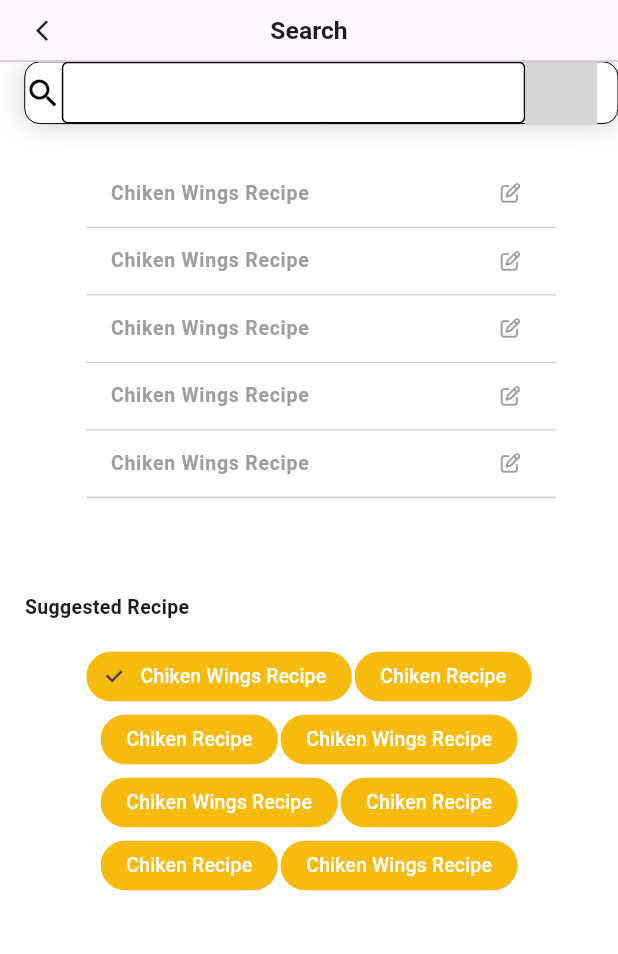
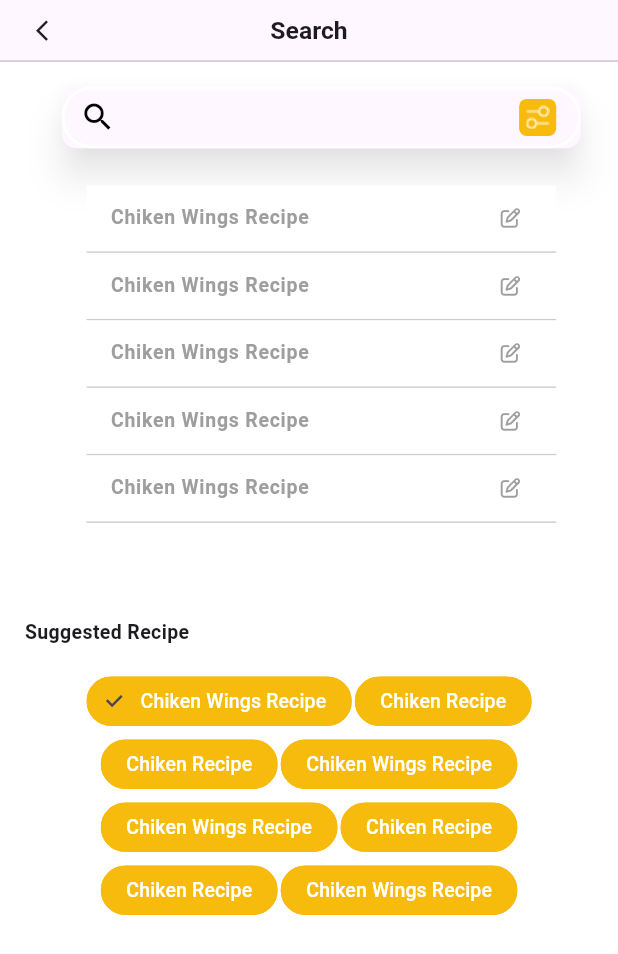
Before and after one commit to ashrafarif59/food, a Flutter app: the search screen opened directly, on a phone screen of 412 x 824 dp. Shown: the top 954 px of the screen. Run offline on Flutter 3.47's test engine with Material 2 defaults, Android fonts, the phone set to English and light mode, and no system bars; our stand-ins replace flutter_rating_stars, flutter_svg, font_awesome_flutter, sizer; grey boxes are pictures that could not be loaded.

```diff
--- a/lib/helper/image.dart
+++ b/lib/helper/image.dart
@@ -32,4 +32,4 @@ const cameral ='assets/images/cameral.jpg';
 const bgedit ='assets/images/bgedit.png';
 
 
-const icononsearch ='assets/images/icononsearch.svg';
+const icononsearch ='assets/images/icononsearch1.png';
--- a/lib/view/screen/search.dart
+++ b/lib/view/screen/search.dart
@@ -92,8 +92,8 @@ class _searchState extends State<search> {
               mainAxisAlignment: MainAxisAlignment.start,
               children: [
                 TextFieldContainer(
-                  label: 'Name',
-                  hinttext: 'Search Recipe here1',
+                  label: '',
+                  hinttext: '',
                   TextController: search,
                   Keyboardtype: TextInputType.text
                 ),
--- a/lib/widget/containerTextField.dart
+++ b/lib/widget/containerTextField.dart
@@ -39,57 +39,110 @@ class TextFieldContainer extends StatelessWidget {
   @override
   Widget build(BuildContext context) {
     return
-      Center(
-        child: Container(
-          height: 5.h,
-          decoration: BoxDecoration(
-              borderRadius:  BorderRadius.circular(10.0),
-              border: Border.all(
-                  //color: Colors.red,
-                  width: 0
-              ),
-             color: Colors.white,
-               boxShadow: [
-
-           BoxShadow(
-           color: AppColors.grayColor.withOpacity(.5),
-             blurRadius: 2.h,
-        //offset: Offset(0, 3.h)
-             ),
-         ]
-          ),
-          child: Row(
-            children: [
-              Icon(Icons.search,size: 3.h,color: Colors.black,),
-              SizedBox(
-                width: MediaQuery.of(context).size.width*.75,
-                child: TextField(
+    //  SvgPicture.asset(icononsearch,fit: BoxFit.scaleDown,);
+        Padding(
+          padding:  EdgeInsets.only(top: 2.h, left: 3.h,right: 3.h),
+          child: Material(
+            elevation: 10,
+            shadowColor: AppColors.grayshade.withOpacity(.5),
+              borderRadius :BorderRadius.circular(10),
+         //color: Colors.blue,
+            child: TextFormField(
               controller: TextController,
 
+
             decoration: InputDecoration(
+              contentPadding: EdgeInsets.only(bottom: .5.h),
+                fillColor: Colors.white,
+              constraints: BoxConstraints(
+                maxHeight: 5.h
+
+              ),
 
                 focusedBorder: OutlineInputBorder(
-                                  borderSide: BorderSide(color: Colors.black ,width: 1),
-                                  //borderRadius: BorderRadius.circular(20)
+                    borderSide: BorderSide(color: Colors.white ,width: 2,style: BorderStyle.solid),
+                    borderRadius: BorderRadius.circular(20),
+
+                ),
+
+                enabledBorder: OutlineInputBorder(
+                    borderSide: BorderSide(color: Colors.white ,width: 2,
+                    style: BorderStyle.solid),
+                    borderRadius: BorderRadius.circular(20),
 
 
                 ),
-                              enabledBorder: OutlineInputBorder(
-                                  borderSide: BorderSide(color: Colors.black ,width: 1),
-                                  //borderRadius: BorderRadius.circular(20)
 
+              prefixIcon: Icon(Icons.search,color: Colors.black,),
+              suffixIcon: Padding(
+                padding:  EdgeInsets.only(right: 1.h),
+                child: Container(
+                  margin: EdgeInsets.all(1.h),
+                  decoration: BoxDecoration(
+
+                    borderRadius: BorderRadius.circular(5),
+                    color: AppColors.primaryColor,
                   ),
-                  ),
-                ),
-              ),
-              SvgPicture(
 
-                  asset(icononsearch)
+
+
+                    child: Image.asset(icononsearch,fit: BoxFit.scaleDown,)),
               )
-            ],
+               )
             ),
           ),
         );
+      // Center(
+      //   child: Container(
+      //     height: 5.h,
+      //     decoration: BoxDecoration(
+      //         borderRadius:  BorderRadius.circular(10.0),
+      //         border: Border.all(
+      //             //color: Colors.red,
+      //             width: 0
+      //         ),
+      //        color: Colors.white,
+      //          boxShadow: [
+      //
+      //      BoxShadow(
+      //      color: AppColors.grayColor.withOpacity(.5),
+      //        blurRadius: 2.h,
+      //   //offset: Offset(0, 3.h)
+      //        ),
+      //    ]
+      //     ),
+      //     child: Row(
+      //       children: [
+      //         Icon(Icons.search,size: 3.h,color: Colors.black,),
+      //         SizedBox(
+      //           width: MediaQuery.of(context).size.width*.75,
+      //           child: TextField(
+      //             controller: TextController,
+      //
+      //             decoration: InputDecoration(
+      //
+      //                         focusedBorder: OutlineInputBorder(
+      //                             borderSide: BorderSide(color: Colors.black ,width: 1),
+      //                             //borderRadius: BorderRadius.circular(20)
+      //
+      //
+      //                         ),
+      //                         enabledBorder: OutlineInputBorder(
+      //                             borderSide: BorderSide(color: Colors.black ,width: 1),
+      //                             //borderRadius: BorderRadius.circular(20)
+      //
+      //                         ),
+      //             ),
+      //           ),
+      //         ),
+      //         SvgPicture(
+      //
+      //         //    asset(icononsearch)
+      //         )
+      //       ],
+      //     ),
+      //   ),
+      // );
         // Padding(
         //   padding:  EdgeInsets.only(top: 3.h),
         //   child: Container(
```
Also changed, not shown: assets/images/icononsearch.svg, assets/images/icononsearch1.png (added). Lines whose indentation alone changed are shown as unchanged.
